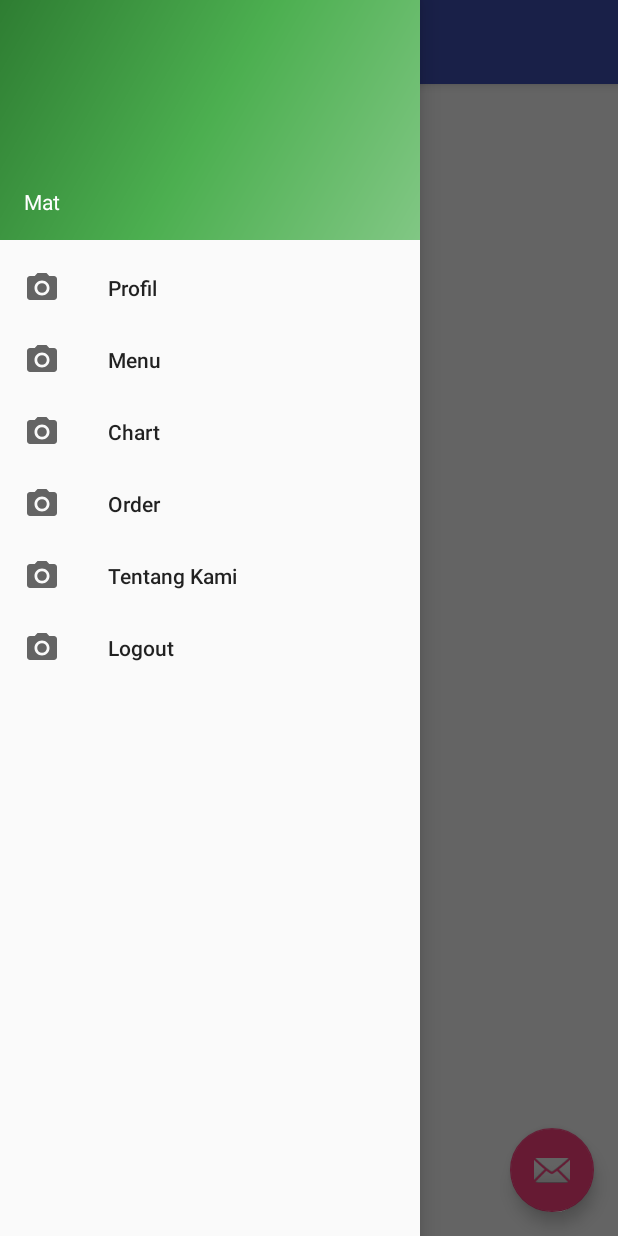
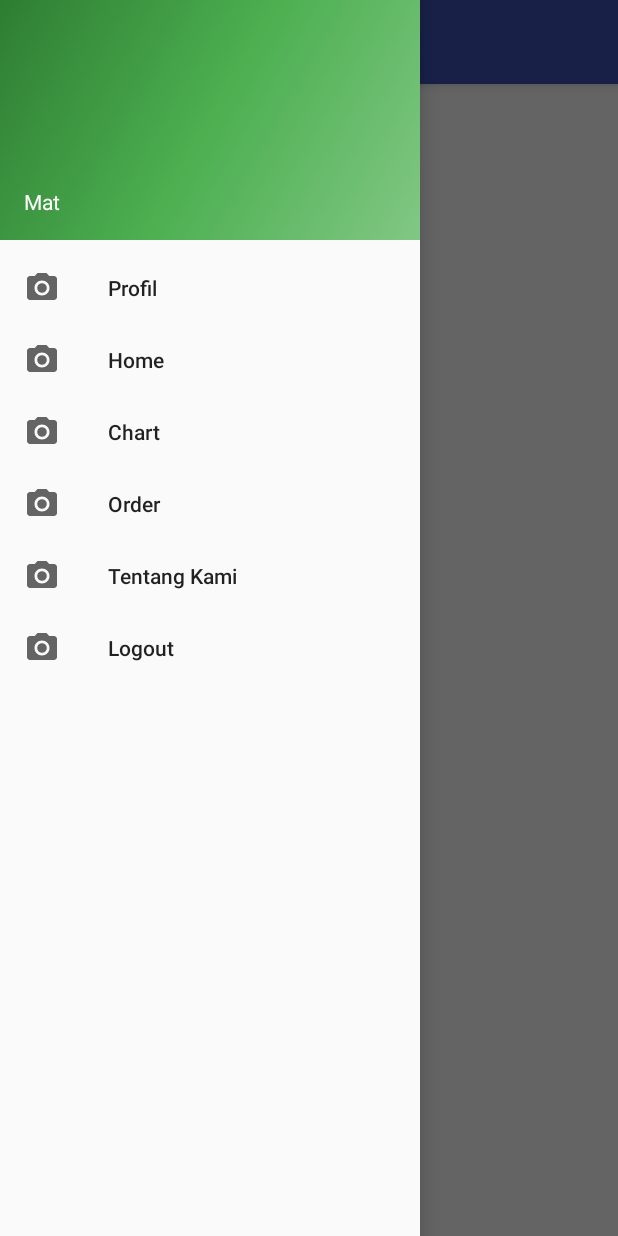
Before and after one commit to ugikmat/PKane, an Android app: the Home screen opened directly, with no data from a screen before it, with the side drawer open, on a phone screen of 412 x 824 dp. Run offline under Robolectric (Android 15) with nearby library versions, the phone set to English and light mode, and no system bars; our stand-ins replace Firebase (no records; nobody signed in at launch, a user with empty details on screens opened directly), Picasso; 3 statements that could not run were skipped.

Commit message:
some Fix

```diff
--- a/app/build.gradle
+++ b/app/build.gradle
@@ -22,8 +22,8 @@ android {
     }
     buildTypes {
         release {
-            shrinkResources true
-            minifyEnabled true
+            shrinkResources false
+            minifyEnabled false
             proguardFiles getDefaultProguardFile('proguard-android-optimize.txt'), 'proguard-rules.pro'
         }
         debug {
--- a/app/src/main/java/com/example/mat/pkane/CartActivity.java
+++ b/app/src/main/java/com/example/mat/pkane/CartActivity.java
@@ -203,8 +203,8 @@ public class CartActivity extends AppCompatActivity {
             alertDialog.setPositiveButton("YES", new DialogInterface.OnClickListener() {
                 @Override
                 public void onClick(DialogInterface dialog, int which) {
+                    new Database(CartActivity.this).removeCart(adapter.getOrder(item.getOrder()).getProductID());
                     cart.remove(item.getOrder());
-                    new Database(CartActivity.this).removeCart(adapter.getOrder(item.getOrder()).getProductID());
                     adapter.notifyDataSetChanged();
                     loadListFood();
                     Toast.makeText(CartActivity.this,"Cart Berhasil Dihapus ",Toast.LENGTH_SHORT).show();
--- a/app/src/main/java/com/example/mat/pkane/Home.java
+++ b/app/src/main/java/com/example/mat/pkane/Home.java
@@ -58,14 +58,6 @@ public class Home extends AppCompatActivity
         database = FirebaseDatabase.getInstance();
         pijat = database.getReference("Pijat");
 
-        FloatingActionButton fab = (FloatingActionButton) findViewById(R.id.fab);
-        fab.setOnClickListener(new View.OnClickListener() {
-            @Override
-            public void onClick(View view) {
-                Snackbar.make(view, "Replace with your own action", Snackbar.LENGTH_LONG)
-                        .setAction("Action", null).show();
-            }
-        });
 
         DrawerLayout drawer = (DrawerLayout) findViewById(R.id.drawer_layout);
         ActionBarDrawerToggle toggle = new ActionBarDrawerToggle(
@@ -88,7 +80,7 @@ public class Home extends AppCompatActivity
         recycler_menu.setLayoutManager(layoutManager);
 
         loadMenu();
-
+        adapter.notifyDataSetChanged();
     }
 
     private void loadMenu() {
@@ -143,8 +135,9 @@ public class Home extends AppCompatActivity
             }
         };
         recycler_menu.setAdapter(adapter);
-        adapter.notifyDataSetChanged();
     }
+
+
 
 
     @Override
@@ -178,7 +171,7 @@ public class Home extends AppCompatActivity
         if (id == R.id.nav_profil) {
             intent = new Intent(this, Profil.class);
             startActivity(intent);
-        }else if (id == R.id.nav_menu) {
+        }else if (id == R.id.nav_home) {
             adapter.notifyDataSetChanged();
         }else if (id == R.id.nav_chart) {
             intent = new Intent(Home.this,CartActivity.class);
--- a/app/src/main/java/com/example/mat/pkane/ViewHolder/CardAdapter.java
+++ b/app/src/main/java/com/example/mat/pkane/ViewHolder/CardAdapter.java
@@ -89,7 +89,6 @@ public class CardAdapter extends RecyclerView.Adapter<CartViewHolder> {
         int price = (Integer.parseInt(listData.get(position).getPrice())-(Integer.parseInt(listData.get(position).getPrice())*Integer.parseInt(listData.get(position).getDiscount())));
         holder.txt_price.setText(fmt.format(price));
         holder.txt_cart_name.setText(listData.get(position).getProductName());
-
     }
 
     public Order getOrder(int index){
--- a/app/src/main/res/layout/app_bar_home.xml
+++ b/app/src/main/res/layout/app_bar_home.xml
@@ -22,12 +22,4 @@
 
     <include layout="@layout/content_home" />
 
-    <android.support.design.widget.FloatingActionButton
-        android:id="@+id/fab"
-        android:layout_width="wrap_content"
-        android:layout_height="wrap_content"
-        android:layout_gravity="bottom|end"
-        android:layout_margin="@dimen/fab_margin"
-        app:srcCompat="@android:drawable/ic_dialog_email" />
-
 </android.support.design.widget.CoordinatorLayout>
--- a/app/src/main/res/layout/content_home_admin.xml
+++ b/app/src/main/res/layout/content_home_admin.xml
@@ -18,13 +18,13 @@
         app:layout_constraintBottom_toBottomOf="parent">
 
         <ImageView
+            android:id="@+id/image_logo"
             android:layout_width="300dp"
             android:layout_height="300dp"
             android:layout_gravity="center_horizontal"
             android:adjustViewBounds="true"
             android:cropToPadding="true"
             android:scaleType="centerCrop"
-            app:srcCompat="@drawable/logo"
             android:contentDescription="Logo"/>
 
         <TextView
--- a/app/src/main/res/menu/activity_home_drawer.xml
+++ b/app/src/main/res/menu/activity_home_drawer.xml
@@ -9,9 +9,9 @@
             android:title="Profil" />
 
         <item
-            android:id="@+id/nav_menu"
+            android:id="@+id/nav_home"
             android:icon="@drawable/ic_menu_camera"
-            android:title="Menu" />
+            android:title="Home" />
 
         <item
             android:id="@+id/nav_chart"
```
Also changed, not shown: app/src/main/java/com/example/mat/pkane/ChangePassword.java (+37 -4 lines), app/src/main/java/com/example/mat/pkane/HomeAdmin.java (+9 -2 lines), app/src/main/java/com/example/mat/pkane/LoginActivity.java (+39 -17 lines), app/src/main/java/com/example/mat/pkane/SignUpActivity.java (+21 -2 lines), app/src/main/assets/logos.jpg (renamed from app/src/main/res/drawable-anydpi/logo.jpg), app/src/main/res/drawable-hdpi/logo.png (added), app/src/main/res/drawable-mdpi/logo.png (added), app/src/main/res/drawable-xhdpi/logo.png (added), app/src/main/res/drawable-xxhdpi/logo.png (added), app/src/main/res/drawable-xxxhdpi/logo.png (added).
